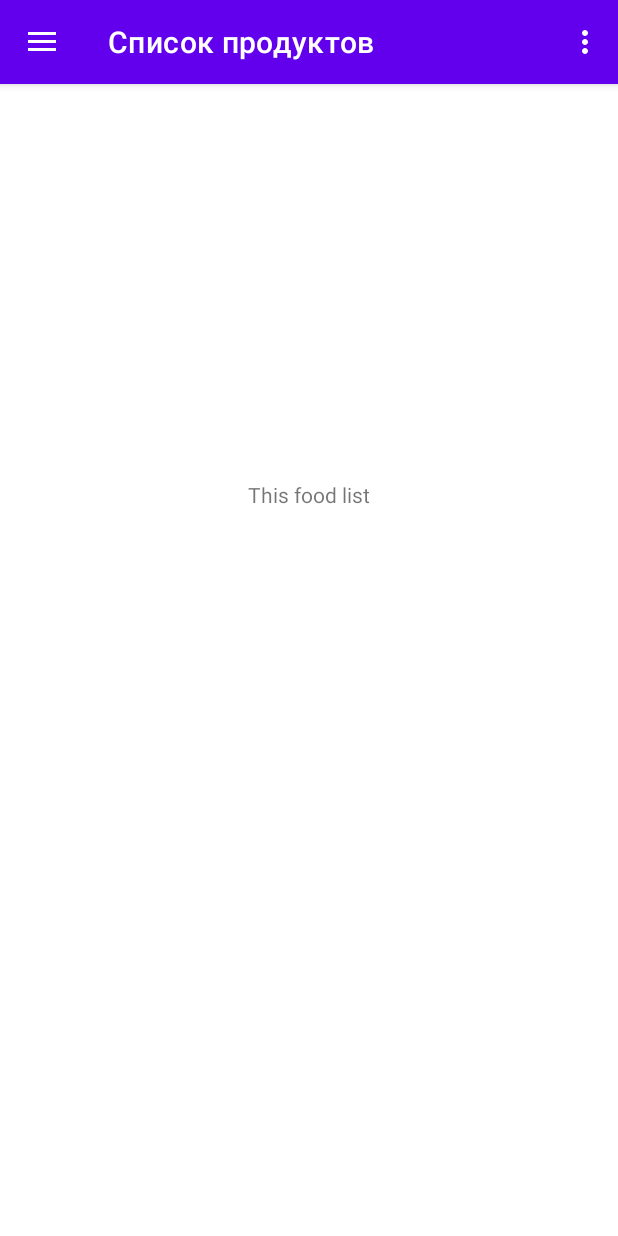
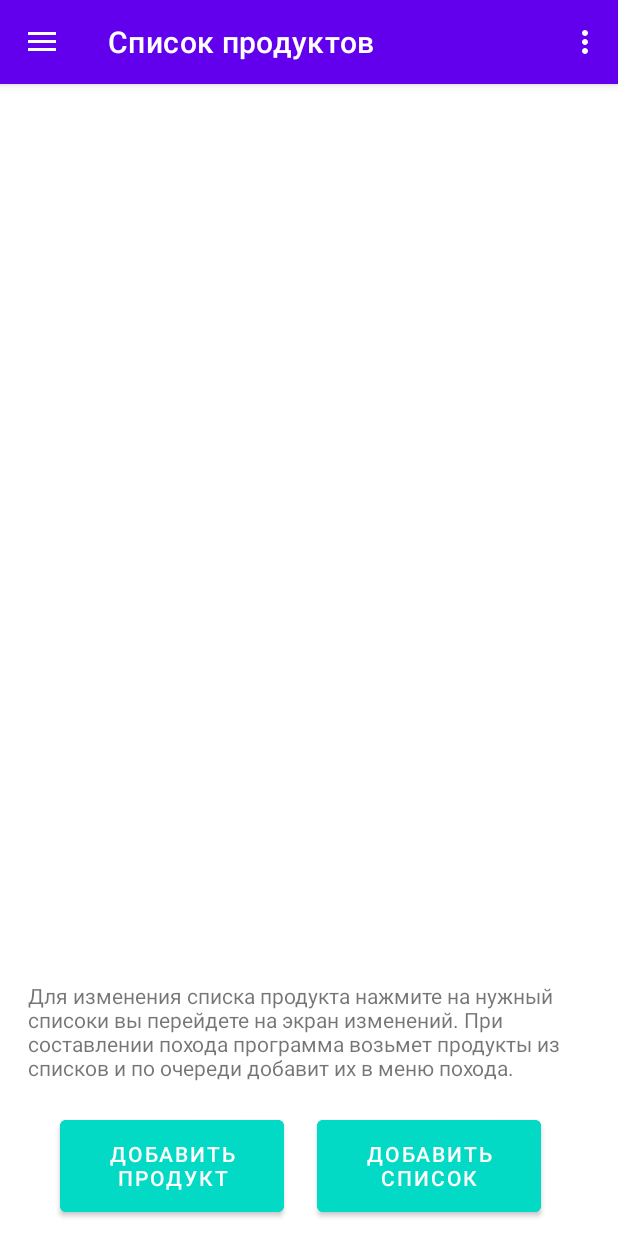
Before and after one commit to Poltaev/Hiking-products, an Android app: the screen it shows after launch (MainActivity), in the side drawer, after a tap on "Список продуктов", on a phone screen of 412 x 824 dp. Run offline under Robolectric (Android 15) with nearby library versions, the phone set to English and light mode, and no system bars; our stand-ins replace Room's generated code, navigation-ui.

Commit message:
data base products is add

```diff
--- a/app/src/main/java/com/example/myapplication/dataBase/AppDataBase.kt
+++ b/app/src/main/java/com/example/myapplication/dataBase/AppDataBase.kt
@@ -2,6 +2,10 @@ package com.example.myapplication.dataBase
 
 import androidx.room.Database
 import androidx.room.RoomDatabase
+import com.example.myapplication.dataBase.products.ListProducts
+import com.example.myapplication.dataBase.products.ListTypeOfProducts
+import com.example.myapplication.dataBase.products.ProductStorage
+import com.example.myapplication.dataBase.products.Products
 
 @Database(
     entities = [
@@ -9,11 +13,10 @@ import androidx.room.RoomDatabase
         CurrentHike::class,
         Equipment::class,
         Participants::class,
-        ArchiveHike::class
-//        FoodForMeals::class,
-//        CurrentHikeParticipants::class,
-//        CurrentHikeEquipment::class,
-//        FoodForMealsProducts::class
+        ArchiveHike::class,
+        ProductStorage::class,
+        ListTypeOfProducts::class,
+        ListProducts::class
     ],
     version = 1
 )
--- a/app/src/main/java/com/example/myapplication/dataBase/HikeDao.kt
+++ b/app/src/main/java/com/example/myapplication/dataBase/HikeDao.kt
@@ -4,11 +4,101 @@ import androidx.room.Dao
 import androidx.room.Delete
 import androidx.room.Insert
 import androidx.room.Query
+import androidx.room.Transaction
 import androidx.room.Update
+import com.example.myapplication.dataBase.products.ListProducts
+import com.example.myapplication.dataBase.products.ListTypeOfProducts
+import com.example.myapplication.dataBase.products.ListWithProducts
+import com.example.myapplication.dataBase.products.ProductStorage
+import com.example.myapplication.dataBase.products.Products
+import com.example.myapplication.dataBase.products.StoregeWithList
 import kotlinx.coroutines.flow.Flow
 
 @Dao
 interface HikeDao {
+    // List_With_Products
+    @Transaction
+    @Query("SELECT * FROM List_With_Products")
+    fun getAllListProductsFlow(): Flow<List<ListProducts>>
+
+    @Query("SELECT * FROM List_With_Products")
+    fun getAllListListProducts(): List<ListProducts>
+
+    @Insert
+    suspend fun insertOneListProducts(storegeWithList: ListProducts)
+
+    @Delete
+    suspend fun deleteOneListProducts(storegeWithList: ListProducts)
+
+    @Update
+    suspend fun updateOneListProducts(products: ListProducts)
+
+    // ListTypeOfProducts
+    @Query("SELECT * FROM List_Type_Of_Products")
+    fun getAllListTypeOfProductsFlow(): Flow<List<ListTypeOfProducts>>
+
+    @Query("SELECT * FROM List_Type_Of_Products")
+    fun getAllListListTypeOfProducts(): List<ListTypeOfProducts>
+
+    @Insert
+    suspend fun insertOneListTypeOfProducts(listTypeOfProducts: ListTypeOfProducts)
+
+    @Delete
+    suspend fun deleteOneListTypeOfProducts(listTypeOfProducts: ListTypeOfProducts)
+
+    @Update
+    suspend fun updateOneListTypeOfProducts(listTypeOfProducts: ListTypeOfProducts)
+
+    // ListWithProducts
+    @Transaction
+    @Query("SELECT * FROM List_Type_Of_Products")
+    fun getAllListWithProductsFlow(): Flow<List<ListWithProducts>>
+
+    @Query("SELECT * FROM List_Type_Of_Products")
+    fun getAllListListWithProducts(): List<ListWithProducts>
+
+    @Insert
+    suspend fun insertOneListWithProducts(listWithProducts: ListWithProducts)
+
+    @Delete
+    suspend fun deleteOneListWithProducts(listWithProducts: ListWithProducts)
+
+    @Update
+    suspend fun updateOneListWithProducts(listWithProducts: ListWithProducts)
+
+    // StoregeWithList
+    @Transaction
+    @Query("SELECT * FROM Product_Storage")
+    fun getAllStoregeWithListFlow(): Flow<List<StoregeWithList>>
+
+    @Query("SELECT * FROM Product_Storage")
+    fun getAllListStoregeWithList(): List<StoregeWithList>
+
+    @Insert
+    suspend fun insertOneStoregeWithList(storegeWithList: StoregeWithList)
+
+    @Delete
+    suspend fun deleteOneStoregeWithList(storegeWithList: StoregeWithList)
+
+    @Update
+    suspend fun updateOneStoregeWithList(products: StoregeWithList)
+
+    // ProductStorage
+    @Query("SELECT * FROM Product_Storage")
+    fun getAllProductStorageFlow(): Flow<List<ProductStorage>>
+
+    @Query("SELECT * FROM Product_Storage")
+    fun getAllListProductStorage(): List<ProductStorage>
+
+    @Insert
+    suspend fun insertOneProductStorage(productStorage: ProductStorage)
+
+    @Delete
+    suspend fun deleteOneProductStorage(productStorage: ProductStorage)
+
+    @Update
+    suspend fun updateOneProductStorage(productStorage: ProductStorage)
+
     // Products
     @Query("SELECT * FROM Products")
      fun getAllProductsFlow(): Flow<List<Products>>
@@ -57,20 +147,4 @@ interface HikeDao {
     @Update
     suspend fun updateOneParticipant(participant: Participants)
 
-//    // FoodForMeals
-//    @Query("SELECT * FROM FoodForMeals")
-//    fun getAllFoodForMealsFlow(): Flow<List<FoodForMeals>>
-//
-//    @Query("SELECT * FROM FoodForMeals")
-//    fun getAllListFoodForMeals(): List<FoodForMeals>
-//
-//    @Insert
-//    suspend fun insertOneFoodForMeals(foodForMeals: FoodForMeals)
-//
-//    @Delete
-//    suspend fun deleteOneFoodForMeals(foodForMeals: FoodForMeals)
-//
-//    @Update
-//    suspend fun updateOneFoodForMeals(foodForMeals: FoodForMeals)
-
 }
--- a/app/src/main/java/com/example/myapplication/dataBase/Products.kt
+++ /dev/null
@@ -1,21 +0,0 @@
-package com.example.myapplication.dataBase
-
-import androidx.room.ColumnInfo
-import androidx.room.Entity
-import androidx.room.PrimaryKey
-
-@Entity(tableName = "Products")
-data class Products(
-    @PrimaryKey(autoGenerate = true)
-    @ColumnInfo(name = "id")
-    val id : Int,
-    @ColumnInfo(name = "name")
-    val name : String,
-    @ColumnInfo(name = "weight_per_person")
-    val weightForPerson : Double,
-    @ColumnInfo(name = "package_weight")
-    val packageWeight : Double,
-    @ColumnInfo(name = "we_will_use_it_in_the_current_campaign")
-    val weWillUseItInTheCurrentCampaign : Boolean
-
-)
--- a/app/src/main/res/layout/fragment_food_list.xml
+++ b/app/src/main/res/layout/fragment_food_list.xml
@@ -6,13 +6,51 @@
     android:layout_height="match_parent"
     tools:context=".ui.food_list.FoodListFragment">
 
+    <androidx.recyclerview.widget.RecyclerView
+        android:id="@+id/recyclerViewParticipants"
+        android:layout_width="406dp"
+        android:layout_height="580dp"
+        android:orientation="vertical"
+        app:layoutManager="androidx.recyclerview.widget.LinearLayoutManager"
+        app:layout_constraintBottom_toBottomOf="parent"
+        app:layout_constraintStart_toStartOf="parent"
+        app:layout_constraintTop_toTopOf="parent"
+        app:layout_constraintVertical_bias="0.0" />
+
+    <Button
+        android:id="@+id/buttonAddFood"
+        android:layout_width="149dp"
+        android:layout_height="73dp"
+        android:layout_marginStart="40dp"
+        android:layout_marginBottom="10dp"
+        android:backgroundTint="@color/teal_200"
+        android:text="Добавить продукт"
+        app:layout_constraintBottom_toBottomOf="parent"
+        app:layout_constraintStart_toStartOf="parent" />
+
+    <Button
+        android:id="@+id/buttonAddList"
+        android:layout_width="149dp"
+        android:layout_height="73dp"
+        android:layout_marginEnd="40dp"
+        android:layout_marginBottom="10dp"
+        android:backgroundTint="@color/teal_200"
+        android:text="Добавить список"
+        app:layout_constraintBottom_toBottomOf="parent"
+        app:layout_constraintEnd_toEndOf="parent"
+        app:layout_constraintHorizontal_bias="0.658"
+        app:layout_constraintStart_toEndOf="@+id/buttonAddFood"
+         />
+
     <TextView
-        android:id="@+id/textView"
-        android:layout_width="wrap_content"
-        android:layout_height="wrap_content"
-        android:layout_marginTop="264dp"
-        android:text="This food list"
+        android:id="@+id/textViewSetting"
+        android:layout_width="375dp"
+        android:layout_height="69dp"
+        android:layout_marginStart="15dp"
+        android:layout_marginEnd="15dp"
+        android:text="Для изменения списка продукта нажмите на нужный списоки вы перейдете на экран изменений. При составлении похода программа возьмет продукты из списков и по очереди добавит их в меню похода."
+        app:layout_constraintBottom_toTopOf="@+id/buttonAddFood"
         app:layout_constraintEnd_toEndOf="parent"
         app:layout_constraintStart_toStartOf="parent"
-        app:layout_constraintTop_toTopOf="parent" />
+        app:layout_constraintTop_toBottomOf="@+id/recyclerViewParticipants" />
 </androidx.constraintlayout.widget.ConstraintLayout>
--- a/app/src/main/res/navigation/mobile_navigation.xml
+++ b/app/src/main/res/navigation/mobile_navigation.xml
@@ -108,6 +108,9 @@
         <action
             android:id="@+id/action_addingAProductFragment_to_food_list"
             app:destination="@id/food_list" />
+        <action
+            android:id="@+id/action_addingAProductFragment_to_viewingTheProductFragment"
+            app:destination="@id/viewingTheProductFragment" />
     </fragment>
     <fragment
         android:id="@+id/viewingTheProductFragment"
@@ -117,6 +120,9 @@
         <action
             android:id="@+id/action_viewingTheProductFragment_to_food_list"
             app:destination="@id/food_list" />
+        <action
+            android:id="@+id/action_viewingTheProductFragment_to_addingAProductFragment"
+            app:destination="@id/addingAProductFragment" />
     </fragment>
     <fragment
         android:id="@+id/addingAParticipantFragment"
```
Also changed, not shown: app/src/main/java/com/example/myapplication/dataBase/CurrentHikeEquipment.kt (deleted, +0 -15 lines), app/src/main/java/com/example/myapplication/dataBase/CurrentHikeParticipants.kt (deleted, +0 -15 lines), app/src/main/java/com/example/myapplication/dataBase/CurrentHikeWithEquipment.kt (deleted, +0 -20 lines), app/src/main/java/com/example/myapplication/dataBase/CurrentHikeWithParticipants.kt (deleted, +0 -20 lines), app/src/main/java/com/example/myapplication/dataBase/FoodForMeals.kt (deleted, +0 -53 lines), app/src/main/java/com/example/myapplication/dataBase/FoodForMealsProducts.kt (deleted, +0 -15 lines), app/src/main/java/com/example/myapplication/dataBase/FoodForMealsWithProducts.kt (deleted, +0 -20 lines), app/src/main/java/com/example/myapplication/dataBase/products/ListProducts.kt (added, +15 -0 lines), app/src/main/java/com/example/myapplication/dataBase/products/ListTypeOfProducts.kt (added, +17 -0 lines), app/src/main/java/com/example/myapplication/dataBase/products/ListWithProducts.kt (added, +20 -0 lines), app/src/main/java/com/example/myapplication/dataBase/products/ProductStorage.kt (added, +14 -0 lines), app/src/main/java/com/example/myapplication/dataBase/products/Products.kt (renamed from app/src/main/java/com/example/myapplication/dataBase/ProductsHike.kt, +2 -6 lines), app/src/main/java/com/example/myapplication/dataBase/products/StoregeWithList.kt (added, +15 -0 lines), app/src/main/java/com/example/myapplication/domain/ProductsUseCase.kt (+181 -3 lines).
